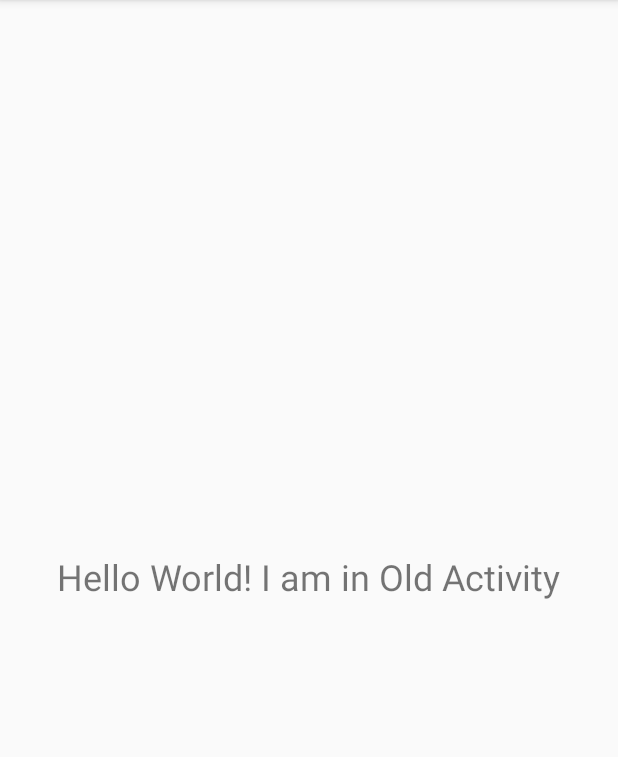
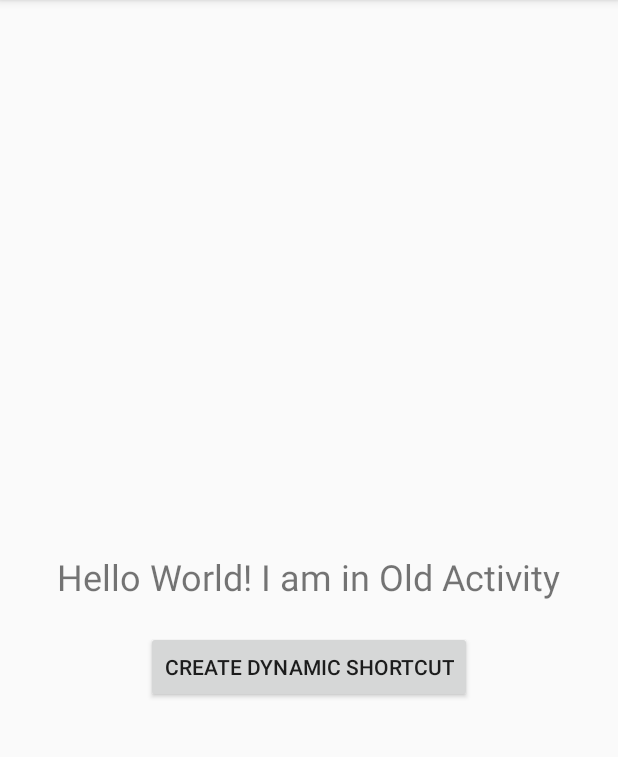
Before and after one commit to arindamxd/activity-aliases, an Android app: the screen it shows after launch (OldActivity), on a phone screen of 412 x 824 dp, the part 84-841 px from its top. Run offline under Robolectric (Android 15) with nearby library versions, the phone set to English and light mode, and no system bars.

Commit message:
normal and dynamic shortcut implemented

```diff
--- a/app/src/main/AndroidManifest.xml
+++ b/app/src/main/AndroidManifest.xml
@@ -17,6 +17,8 @@
 
                 <category android:name="android.intent.category.LAUNCHER"/>
             </intent-filter>
+
+            <meta-data android:name="android.app.shortcuts" android:resource="@xml/shortcuts"/>
         </activity>
 
         <activity android:name=".NewActivity"/>
--- /dev/null
+++ b/app/src/main/res/drawable/icon_website.xml
@@ -0,0 +1,9 @@
+<vector xmlns:android="http://schemas.android.com/apk/res/android"
+        android:width="24dp"
+        android:height="24dp"
+        android:viewportWidth="24.0"
+        android:viewportHeight="24.0">
+    <path
+        android:fillColor="#FF000000"
+        android:pathData="M7,2v11h3v9l7,-12h-4l4,-8z"/>
+</vector>
--- a/app/src/main/res/layout/activity_old.xml
+++ b/app/src/main/res/layout/activity_old.xml
@@ -8,6 +8,7 @@
         tools:context=".OldActivity">
 
     <TextView
+            android:id="@+id/text"
             android:layout_width="wrap_content"
             android:layout_height="wrap_content"
             android:text="Hello World! I am in Old Activity"
@@ -17,4 +18,14 @@
             app:layout_constraintRight_toRightOf="parent"
             app:layout_constraintTop_toTopOf="parent"/>
 
+    <Button
+            android:id="@+id/create"
+            android:layout_width="wrap_content"
+            android:layout_height="wrap_content"
+            android:text="Create Dynamic Shortcut"
+            android:layout_marginTop="20dp"
+            app:layout_constraintTop_toBottomOf="@+id/text"
+            app:layout_constraintLeft_toLeftOf="parent"
+            app:layout_constraintRight_toRightOf="parent"/>
+
 </androidx.constraintlayout.widget.ConstraintLayout>
--- a/app/src/main/res/values/strings.xml
+++ b/app/src/main/res/values/strings.xml
@@ -1,3 +1,7 @@
 <resources>
     <string name="app_name">activity-aliases</string>
+
+    <string name="compose_shortcut_short_label1">New</string>
+    <string name="compose_shortcut_long_label1">New Activity</string>
+    <string name="compose_disabled_message1">New Disabled</string>
 </resources>
--- a/build.gradle
+++ b/build.gradle
@@ -2,11 +2,12 @@
 
 buildscript {
     ext.kotlin_version = '1.3.41'
+
     repositories {
         google()
         jcenter()
+    }
 
-    }
     dependencies {
         classpath 'com.android.tools.build:gradle:3.4.2'
         classpath "org.jetbrains.kotlin:kotlin-gradle-plugin:$kotlin_version"
@@ -19,7 +20,6 @@ allprojects {
     repositories {
         google()
         jcenter()
-
     }
 }
 
```
Also changed, not shown: app/build.gradle (+10 -3 lines), app/src/main/java/com/arindam/activity_aliases/OldActivity.kt (+27 -1 lines), app/src/main/res/drawable/compose_icon.xml (added, +9 -0 lines), app/src/main/res/xml/shortcuts.xml (added, +20 -0 lines).
